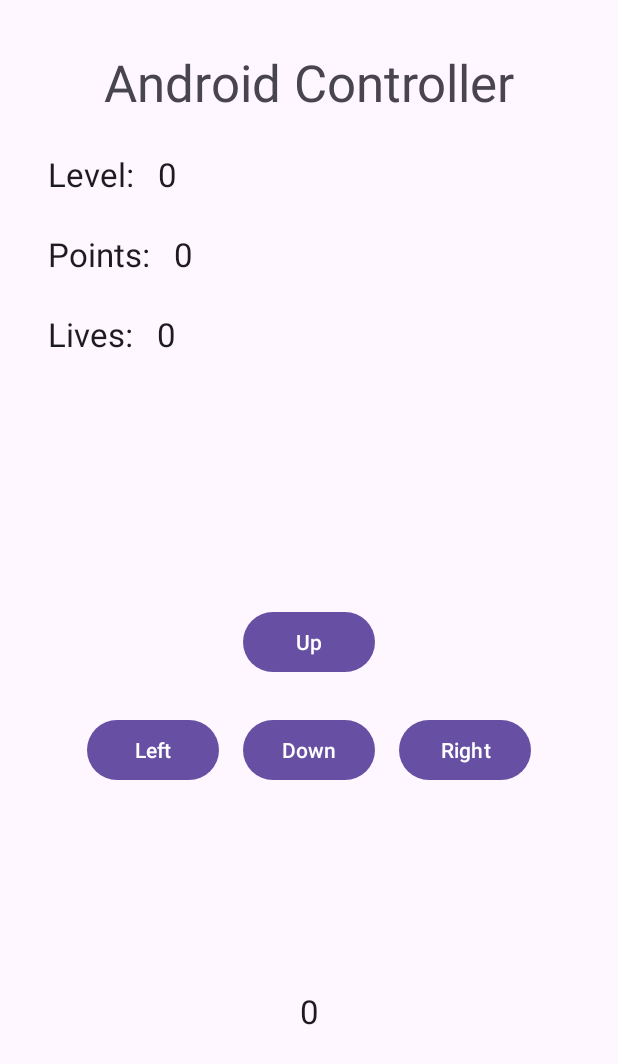
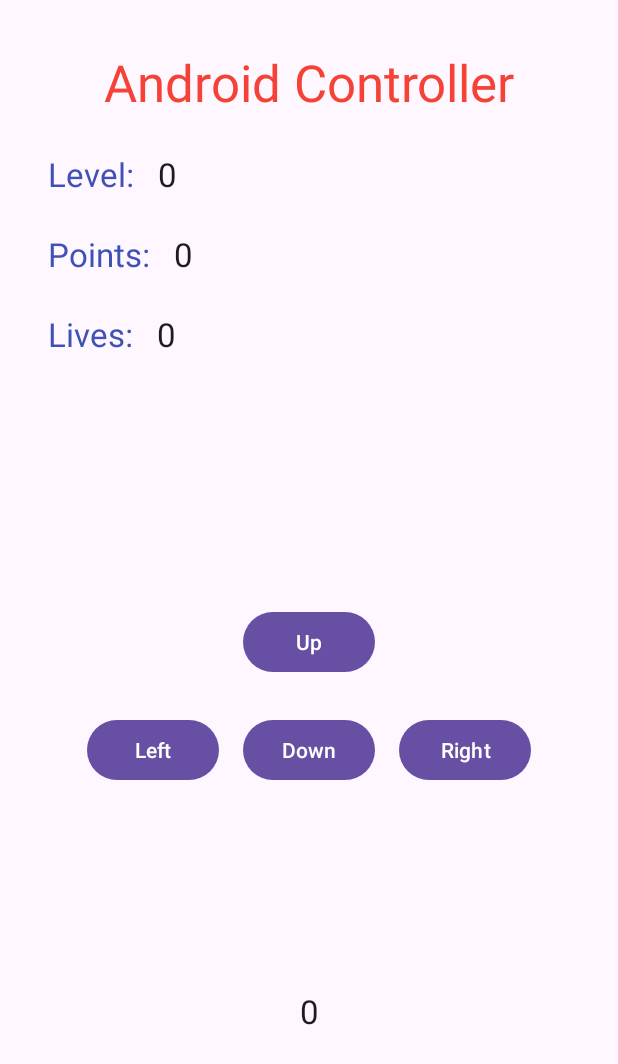
Before and after one commit to JMLoria/PacManCE, an Android app: the screen it shows after launch (MainActivity), on a phone screen of 412 x 824 dp. Shown: the top 1064 px of the screen. Run offline under Robolectric (Android 15) with nearby library versions, the phone set to English and light mode, and no system bars.

Commit message:
Set mobile app 2

```diff
--- a/src/AndroidController/app/src/main/java/com/example/androidcontroller/MainActivity.java
+++ b/src/AndroidController/app/src/main/java/com/example/androidcontroller/MainActivity.java
@@ -3,12 +3,56 @@ package com.example.androidcontroller;
 import androidx.appcompat.app.AppCompatActivity;
 
 import android.os.Bundle;
+import android.view.View;
+import android.widget.TextView;
 
 public class MainActivity extends AppCompatActivity {
+
+    private TextView txtLevel;
+    private TextView txtPoints;
+    private TextView txtLives;
+
+    private int level;
+    private int points;
+    private int lives;
+
+    private TextView txtTest;
+
+    public String move;
 
     @Override
     protected void onCreate(Bundle savedInstanceState) {
         super.onCreate(savedInstanceState);
         setContentView(R.layout.activity_main);
+
+        level = 1;
+        points = 250;
+        lives = 3;
+
+        txtLevel = findViewById(R.id.txtLevel);
+        txtPoints = findViewById(R.id.txtPoints);
+        txtLives = findViewById(R.id.txtLives);
+        txtTest = findViewById(R.id.txtTest);
+
+    }
+
+    public void moveUp(View view){
+        move = "W";
+        txtTest.setText(move);
+    }
+
+    public void moveDown(View view){
+        move = "S";
+        txtTest.setText(move);
+    }
+
+    public void moveLeft(View view){
+        move = "A";
+        txtTest.setText(move);
+    }
+
+    public void moveRight(View view){
+        move = "D";
+        txtTest.setText(move);
     }
 }
--- a/src/AndroidController/app/src/main/res/layout/activity_main.xml
+++ b/src/AndroidController/app/src/main/res/layout/activity_main.xml
@@ -19,6 +19,7 @@
             android:layout_marginTop="32dp"
             android:text="@string/app_name"
             android:textAppearance="@style/TextAppearance.AppCompat.Display1"
+            android:textColor="#F44336"
             app:layout_constraintEnd_toEndOf="parent"
             app:layout_constraintStart_toStartOf="parent"
             app:layout_constraintTop_toTopOf="parent" />
@@ -31,6 +32,7 @@
             android:layout_marginTop="24dp"
             android:text="@string/Level"
             android:textAppearance="@style/TextAppearance.AppCompat.Large"
+            android:textColor="#3F51B5"
             app:layout_constraintStart_toStartOf="parent"
             app:layout_constraintTop_toBottomOf="@+id/tvTittle" />
 
@@ -52,6 +54,7 @@
             android:layout_marginTop="24dp"
             android:text="@string/Points"
             android:textAppearance="@style/TextAppearance.AppCompat.Large"
+            android:textColor="#3F51B5"
             app:layout_constraintStart_toStartOf="parent"
             app:layout_constraintTop_toBottomOf="@+id/tvLevel" />
 
@@ -73,6 +76,7 @@
             android:layout_marginTop="24dp"
             android:text="@string/Lives"
             android:textAppearance="@style/TextAppearance.AppCompat.Large"
+            android:textColor="#3F51B5"
             app:layout_constraintStart_toStartOf="parent"
             app:layout_constraintTop_toBottomOf="@+id/tvPoints" />
 
@@ -91,6 +95,7 @@
             android:layout_width="wrap_content"
             android:layout_height="wrap_content"
             android:layout_marginTop="32dp"
+            android:onClick="moveUp"
             android:text="@string/btnUp"
             app:layout_constraintBottom_toBottomOf="parent"
             app:layout_constraintEnd_toEndOf="parent"
@@ -103,6 +108,7 @@
             android:layout_height="wrap_content"
             android:layout_marginTop="24dp"
             android:layout_marginEnd="16dp"
+            android:onClick="moveLeft"
             android:text="@string/btnLeft"
             app:layout_constraintEnd_toStartOf="@+id/btnDown"
             app:layout_constraintTop_toBottomOf="@+id/btnUp" />
@@ -112,6 +118,7 @@
             android:layout_width="wrap_content"
             android:layout_height="wrap_content"
             android:layout_marginTop="24dp"
+            android:onClick="moveDown"
             android:text="@string/btnDown"
             app:layout_constraintEnd_toEndOf="@+id/btnUp"
             app:layout_constraintStart_toStartOf="@+id/btnUp"
@@ -123,6 +130,7 @@
             android:layout_height="wrap_content"
             android:layout_marginStart="16dp"
             android:layout_marginTop="24dp"
+            android:onClick="moveRight"
             android:text="@string/btnRight"
             app:layout_constraintStart_toEndOf="@+id/btnDown"
             app:layout_constraintTop_toBottomOf="@+id/btnUp" />
```
